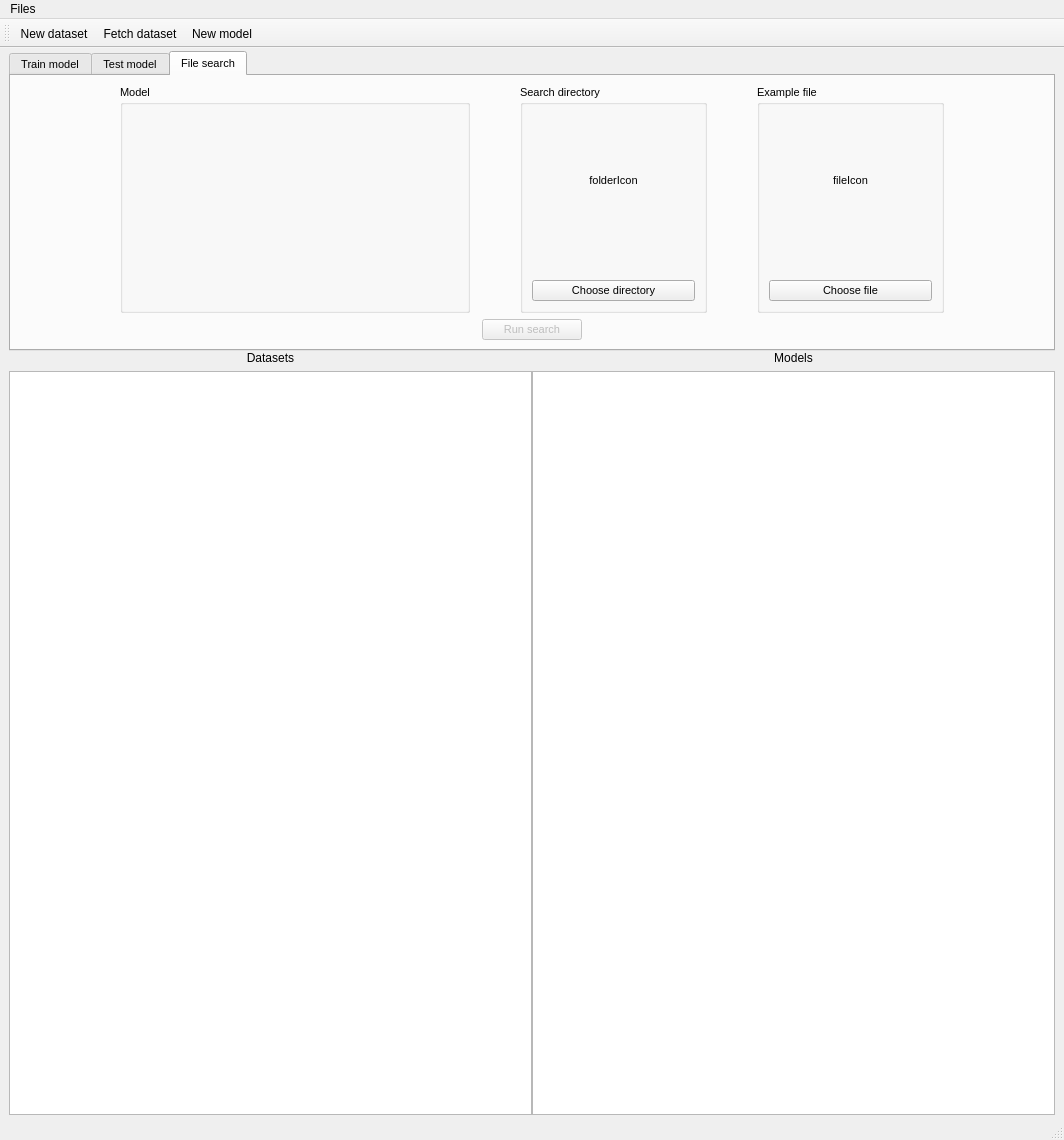
The window that gui/designer/semhash_main.ui (rafalpiwnik/SemanticHashing) describes before a commit, drawn with Qt 5.
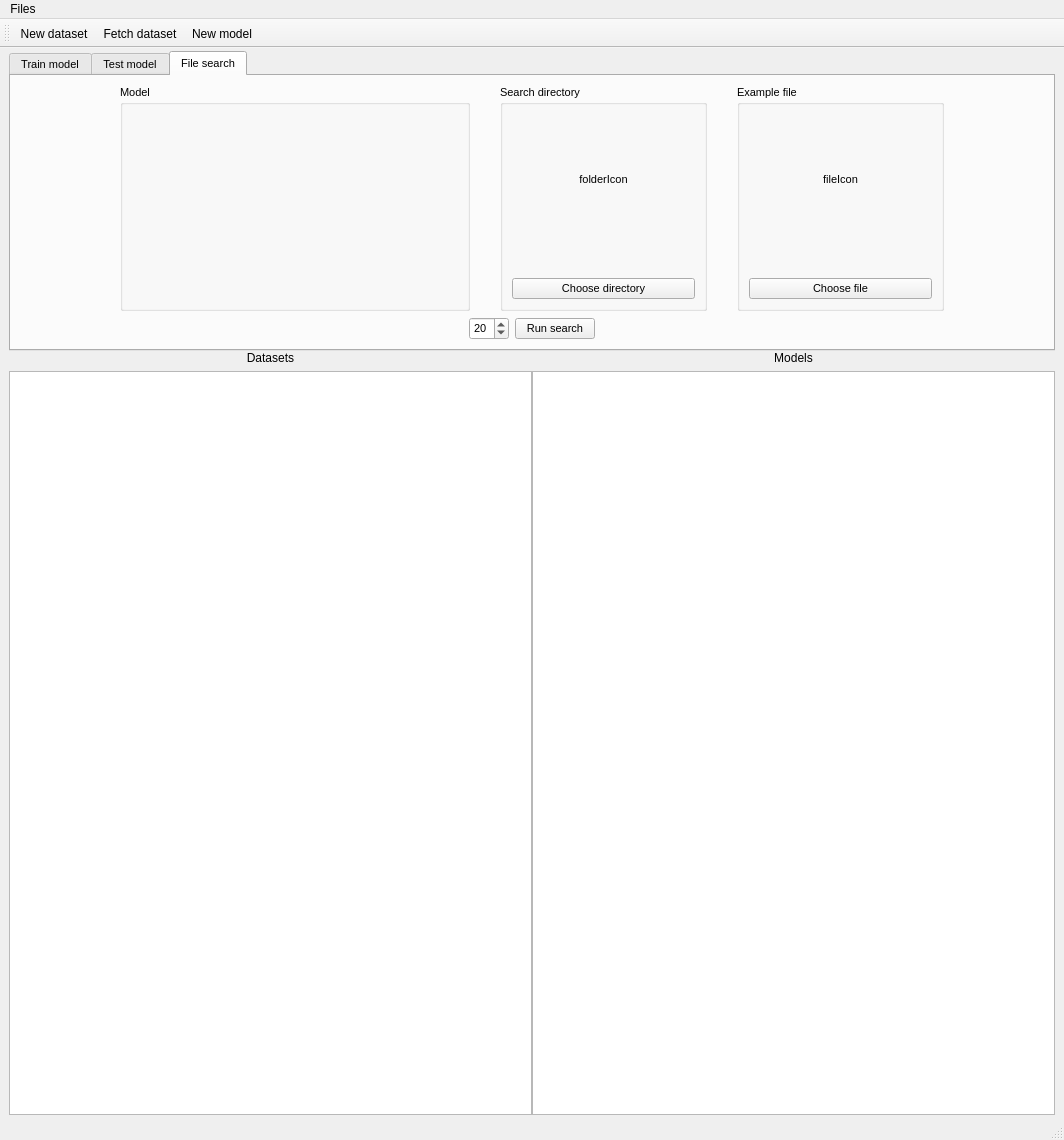
The same window after the commit.

Patch:
```diff
--- a/gui/designer/semhash_main.ui
+++ b/gui/designer/semhash_main.ui
@@ -354,7 +354,7 @@
         <item>
          <layout class="QGridLayout" name="searchMixingGridLayout">
           <property name="horizontalSpacing">
-           <number>50</number>
+           <number>30</number>
           </property>
           <item row="1" column="2">
            <widget class="QGroupBox" name="searchDirGroupbox">
@@ -512,10 +512,45 @@
         </item>
         <item>
          <layout class="QGridLayout" name="searchButtonsGrid">
+          <item row="0" column="1">
+           <widget class="QSpinBox" name="resultsNum">
+            <property name="maximumSize">
+             <size>
+              <width>40</width>
+              <height>16777215</height>
+             </size>
+            </property>
+            <property name="alignment">
+             <set>Qt::AlignLeading|Qt::AlignLeft|Qt::AlignVCenter</set>
+            </property>
+            <property name="minimum">
+             <number>1</number>
+            </property>
+            <property name="maximum">
+             <number>300</number>
+            </property>
+            <property name="value">
+             <number>20</number>
+            </property>
+           </widget>
+          </item>
           <item row="0" column="0">
+           <spacer name="horizontalSpacer_7">
+            <property name="orientation">
+             <enum>Qt::Horizontal</enum>
+            </property>
+            <property name="sizeHint" stdset="0">
+             <size>
+              <width>40</width>
+              <height>20</height>
+             </size>
+            </property>
+           </spacer>
+          </item>
+          <item row="0" column="2">
            <widget class="QPushButton" name="runSearchButton">
             <property name="enabled">
-             <bool>false</bool>
+             <bool>true</bool>
             </property>
             <property name="maximumSize">
              <size>
@@ -528,6 +563,19 @@
             </property>
            </widget>
           </item>
+          <item row="0" column="3">
+           <spacer name="horizontalSpacer_8">
+            <property name="orientation">
+             <enum>Qt::Horizontal</enum>
+            </property>
+            <property name="sizeHint" stdset="0">
+             <size>
+              <width>40</width>
+              <height>20</height>
+             </size>
+            </property>
+           </spacer>
+          </item>
          </layout>
         </item>
        </layout>
```
